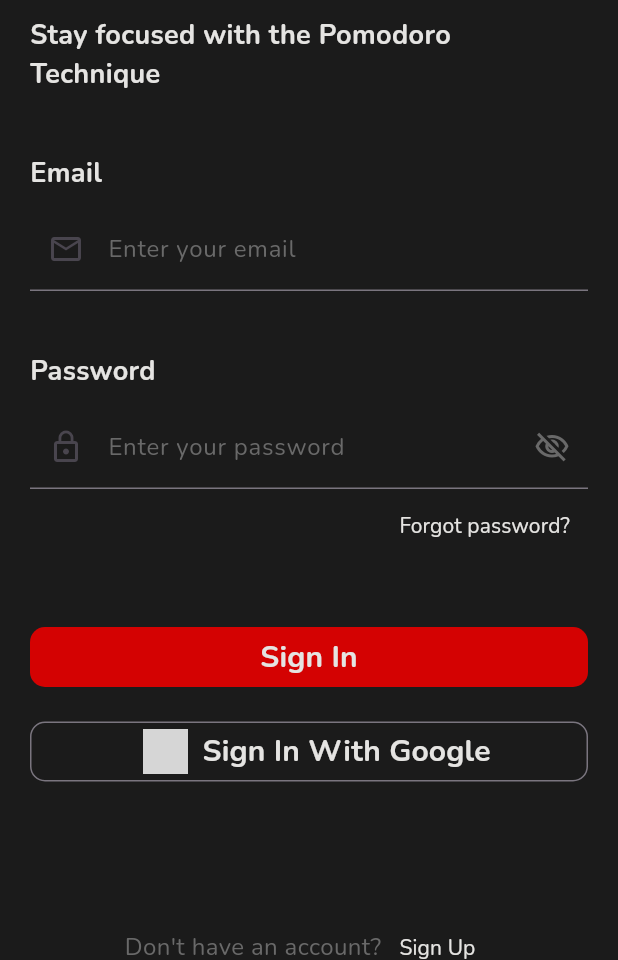
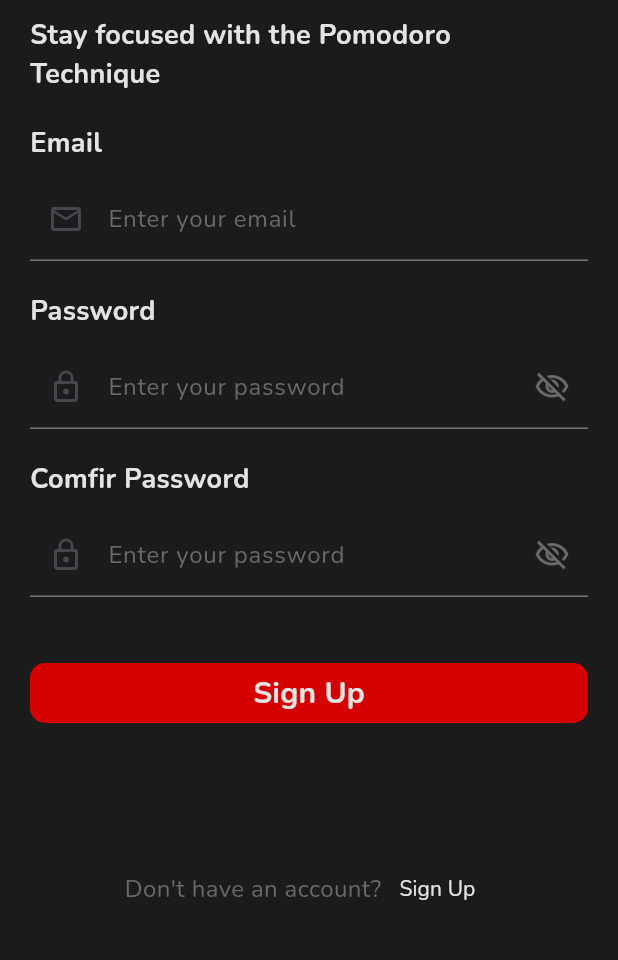
Before and after one commit to hpzynha/pomodero_app, a Flutter app: the screen it shows after launch, after a tap on "Sign Up", on a phone screen of 412 x 824 dp, the part 276-1236 px from its top. Run offline on Flutter 3.47's test engine with Material 3 defaults, Android fonts, the light colour scheme and no system bars; our stand-ins replace animated_splash_screen, flutter_svg, google_fonts, page_transition; network calls fail; grey boxes are pictures that could not be loaded.

Commit message:
Ui finished

```diff
--- a/lib/pages/sign_in_page.dart
+++ b/lib/pages/sign_in_page.dart
@@ -38,7 +38,7 @@
                 'Stay focused with the Pomodoro Technique',
                 style: PomoderoTextStyles.subtitleDarkMode,
               ),
-              const SizedBox(height: 40),
+              const SizedBox(height: 20),
               CustomTextFormFieldWidget(
                 title: 'Email',
                 hintText: 'Enter your email',
@@ -48,7 +48,7 @@
                 showVisibilityIcon: false,
                 fieldType: FieldType.email,
               ),
-              const SizedBox(height: 40),
+              const SizedBox(height: 20),
               CustomTextFormFieldWidget(
                 title: 'Password',
                 hintText: 'Enter your password',
@@ -67,7 +67,7 @@
                       color: textDarkMode),
                 ],
               ),
-              const SizedBox(height: 40),
+              const SizedBox(height: 20),
               primaryButton(onPress: () {}, title: 'Sign In'),
               const SizedBox(height: 15),
               connectWithButton(onPress: () {}, title: 'Sign In With Google'),
@@ -86,7 +86,9 @@
                         ),
                         textButton(
                             text: 'Sign Up',
-                            onPress: () {},
+                            onPress: () {
+                              Navigator.pushNamed(context, '/signUpPage');
+                            },
                             color: textDarkMode),
                       ],
                     ),
--- a/lib/pages/sign_up_page.dart
+++ b/lib/pages/sign_up_page.dart
@@ -1,4 +1,9 @@
 import 'package:flutter/material.dart';
+import 'package:flutter_svg/svg.dart';
+import 'package:pomodero_app/style/colors.dart';
+import 'package:pomodero_app/style/text_styles.dart';
+import 'package:pomodero_app/widgets/buttons_widget.dart';
+import 'package:pomodero_app/widgets/custom_text_form_field_widget.dart';
 
 class SignUpPage extends StatefulWidget {
   const SignUpPage({super.key});
@@ -11,8 +16,89 @@
   final String assetName = 'assets/images/logo_pomodero.svg';
   final TextEditingController _emailController = TextEditingController();
   final TextEditingController _passwordController = TextEditingController();
+  final TextEditingController _comfirmPasswordController =
+      TextEditingController();
   @override
   Widget build(BuildContext context) {
-    return const Placeholder();
+    return Scaffold(
+      backgroundColor: backgoundColorDarkMode,
+      body: SingleChildScrollView(
+        child: Padding(
+          padding: const EdgeInsets.symmetric(
+            vertical: 50,
+            horizontal: 20,
+          ),
+          child: Column(
+            mainAxisAlignment: MainAxisAlignment.start,
+            crossAxisAlignment: CrossAxisAlignment.start,
+            children: [
+              const SizedBox(height: 10),
+              SvgPicture.asset(assetName),
+              const SizedBox(height: 10),
+              Text(
+                'Stay focused with the Pomodoro Technique',
+                style: PomoderoTextStyles.subtitleDarkMode,
+              ),
+              const SizedBox(height: 20),
+              CustomTextFormFieldWidget(
+                title: 'Email',
+                hintText: 'Enter your email',
+                controller: _emailController,
+                icon: const Icon(Icons.mail_outline),
+                obscureText: false,
+                showVisibilityIcon: false,
+                fieldType: FieldType.email,
+              ),
+              const SizedBox(height: 20),
+              CustomTextFormFieldWidget(
+                title: 'Password',
+                hintText: 'Enter your password',
+                controller: _passwordController,
+                icon: const Icon(Icons.lock_outline),
+                obscureText: true,
+                showVisibilityIcon: true,
+                fieldType: FieldType.email,
+              ),
+              const SizedBox(height: 20),
+              CustomTextFormFieldWidget(
+                title: 'Comfir Password',
+                hintText: 'Enter your password',
+                controller: _comfirmPasswordController,
+                icon: const Icon(Icons.lock_outline),
+                obscureText: true,
+                showVisibilityIcon: true,
+                fieldType: FieldType.email,
+              ),
+              const SizedBox(height: 40),
+              primaryButton(onPress: () {}, title: 'Sign Up'),
+              SizedBox(height: MediaQuery.of(context).size.height * 0.1),
+              Align(
+                alignment: Alignment.bottomCenter,
+                child: Column(
+                  mainAxisAlignment: MainAxisAlignment.end,
+                  children: [
+                    Row(
+                      mainAxisAlignment: MainAxisAlignment.center,
+                      children: [
+                        Text(
+                          "Don't have an account?",
+                          style: PomoderoTextStyles.hintTex,
+                        ),
+                        textButton(
+                            text: 'Sign Up',
+                            onPress: () {
+                              Navigator.pushNamed(context, '/signInPage');
+                            },
+                            color: textDarkMode),
+                      ],
+                    ),
+                  ],
+                ),
+              ),
+            ],
+          ),
+        ),
+      ),
+    );
   }
 }
--- a/lib/utils/routes.dart
+++ b/lib/utils/routes.dart
@@ -1,6 +1,7 @@
 import 'package:flutter/material.dart';
 import 'package:pomodero_app/pages/home_page.dart';
 import 'package:pomodero_app/pages/sign_in_page.dart';
+import 'package:pomodero_app/pages/sign_up_page.dart';
 import 'package:pomodero_app/pages/splash_page.dart';
 
 class Routes {
@@ -9,6 +10,7 @@
     '/': (context) => const SplashPage(),
     '/home': (context) => const HomePage(),
     '/signInPage': (context) => const SignInPage(),
+    '/signUpPage': (context) => const SignUpPage(),
   };
 
   static String initial = '/';
```
